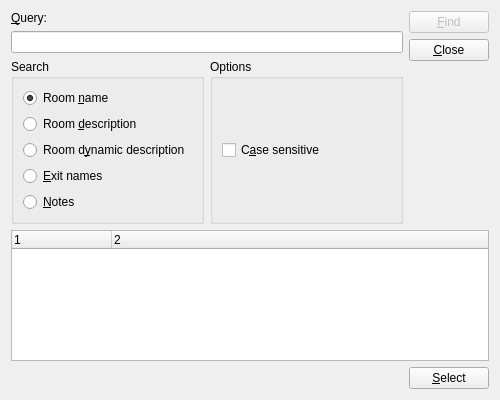
The window that src/mainwindow/findroomsdlg.ui (MUME/MMapper) describes before a commit, drawn with Qt 5.
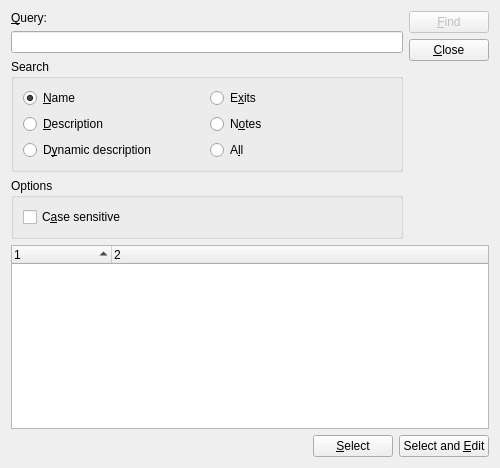
The same window after the commit. Icons and pictures are not drawn.

Commit message: Enhance "Find Rooms" dialog to be able to edit rooms

The edit to the form file:
```diff
--- a/src/mainwindow/findroomsdlg.ui
+++ b/src/mainwindow/findroomsdlg.ui
@@ -7,7 +7,7 @@
     <x>0</x>
     <y>0</y>
     <width>500</width>
-    <height>400</height>
+    <height>468</height>
    </rect>
   </property>
   <property name="minimumSize">
@@ -38,48 +38,58 @@
         <widget class="QLineEdit" name="lineEdit"/>
        </item>
        <item>
-        <layout class="QHBoxLayout">
-         <item alignment="Qt::AlignTop">
+        <layout class="QVBoxLayout" name="verticalLayout">
+         <item>
           <widget class="QGroupBox" name="searchGroupBox">
            <property name="title">
             <string>Search</string>
            </property>
-           <layout class="QVBoxLayout">
-            <item>
+           <layout class="QGridLayout" name="gridLayout">
+            <item row="1" column="0">
+             <widget class="QRadioButton" name="descRadioButton">
+              <property name="text">
+               <string>&amp;Description</string>
+              </property>
+             </widget>
+            </item>
+            <item row="0" column="0">
              <widget class="QRadioButton" name="nameRadioButton">
               <property name="text">
-               <string>Room &amp;name</string>
+               <string>&amp;Name</string>
               </property>
               <property name="checked">
                <bool>true</bool>
               </property>
              </widget>
             </item>
-            <item>
-             <widget class="QRadioButton" name="descRadioButton">
-              <property name="text">
-               <string>Room &amp;description</string>
-              </property>
-             </widget>
-            </item>
-            <item>
-             <widget class="QRadioButton" name="dynDescRadioButton">
-              <property name="text">
-               <string>Room d&amp;ynamic description</string>
-              </property>
-             </widget>
-            </item>
-            <item>
+            <item row="0" column="1">
              <widget class="QRadioButton" name="exitsRadioButton">
               <property name="text">
-               <string>&amp;Exit names</string>
+               <string>E&amp;xits</string>
               </property>
              </widget>
             </item>
-            <item>
+            <item row="4" column="1">
+             <widget class="QRadioButton" name="allRadioButton">
+              <property name="text">
+               <string>A&amp;ll</string>
+              </property>
+              <property name="checked">
+               <bool>false</bool>
+              </property>
+             </widget>
+            </item>
+            <item row="1" column="1">
              <widget class="QRadioButton" name="notesRadioButton">
               <property name="text">
-               <string>&amp;Notes</string>
+               <string>N&amp;otes</string>
+              </property>
+             </widget>
+            </item>
+            <item row="4" column="0">
+             <widget class="QRadioButton" name="dynDescRadioButton">
+              <property name="text">
+               <string>D&amp;ynamic description</string>
               </property>
              </widget>
             </item>
@@ -147,6 +157,9 @@
    </item>
    <item>
     <widget class="QTreeWidget" name="resultTable">
+     <property name="sortingEnabled">
+      <bool>true</bool>
+     </property>
      <property name="columnCount">
       <number>2</number>
      </property>
@@ -206,6 +219,19 @@
         </property>
        </widget>
       </item>
+      <item>
+       <widget class="QPushButton" name="editButton">
+        <property name="sizePolicy">
+         <sizepolicy hsizetype="Maximum" vsizetype="Fixed">
+          <horstretch>0</horstretch>
+          <verstretch>0</verstretch>
+         </sizepolicy>
+        </property>
+        <property name="text">
+         <string>Select and &amp;Edit</string>
+        </property>
+       </widget>
+      </item>
      </layout>
     </widget>
    </item>
```
Left out of the diff: 18 changed lines with no effect on the pictures. The commit also changes 6 other files.
